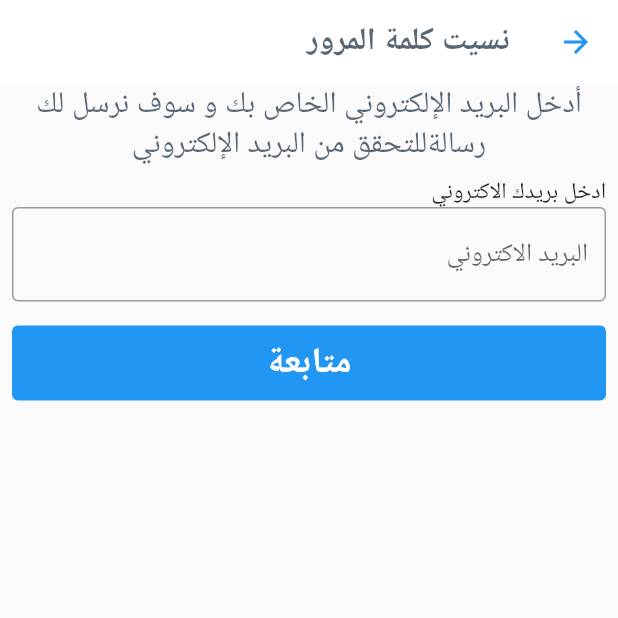
After one commit to AdhamNour/Tamyuz, a Flutter app: the AuthenticationScreen screen opened by its route, after a tap on "نسيت كلمة المرور؟", on a phone screen of 412 x 824 dp, the top half of it. The commit adds this screen. Run offline on Flutter 3.47's test engine with Material 2 defaults, Android fonts, the phone set to English and light mode, and no system bars; our stand-ins replace font_awesome_flutter.

Commit message:
add forgot password screen

```diff
--- a/lib/Authentication/Authentication.dart
+++ b/lib/Authentication/Authentication.dart
@@ -2,6 +2,7 @@
 
 import 'package:flutter/material.dart';
 import 'package:font_awesome_flutter/font_awesome_flutter.dart';
+import 'package:tamuz_application/Authentication/ForgotPasswordScreen.dart';
 import 'package:tamuz_application/shared/Components/Button.dart';
 import 'package:tamuz_application/shared/Components/FormField.dart';
 import 'package:tamuz_application/shared/Components/Splitter.dart';
@@ -57,11 +58,15 @@ class AuthenticationScreen extends StatelessWidget {
                       Padding(
                         padding: const EdgeInsets.all(8.0),
                         child: Row(
-                          children: const [
-                            Text(
-                              'نسيت كلمة المرور؟',
-                              style:
-                                  TextStyle(color: Colors.blue, fontSize: 20),
+                          children:  [
+                            GestureDetector(
+                              child: const Text(
+                                'نسيت كلمة المرور؟',
+                                style:
+                                    TextStyle(color: Colors.blue, fontSize: 20),
+                              ),onTap: (){
+                                Navigator.of(context).pushNamed(ForgotPasswordScreen.routeName);
+                              },
                             )
                           ],
                           mainAxisAlignment: MainAxisAlignment.end,
--- /dev/null
+++ b/lib/Authentication/ForgotPasswordScreen.dart
@@ -0,0 +1,45 @@
+// ignore_for_file: file_names
+
+import 'package:flutter/material.dart';
+import 'package:tamuz_application/shared/Components/Button.dart';
+import 'package:tamuz_application/shared/Components/FormField.dart';
+
+class ForgotPasswordScreen extends StatelessWidget {
+  const ForgotPasswordScreen({Key? key}) : super(key: key);
+  static const routeName = "/ForgotPassword";
+
+  @override
+  Widget build(BuildContext context) {
+    return Scaffold(
+      appBar: AppBar(
+        title: const Text(
+          'نسيت كلمة المرور',
+          style: TextStyle(color: Color.fromARGB(200, 44, 62, 80)),
+        ),
+        iconTheme: const IconThemeData(color: Colors.blue),
+        elevation: 0,
+      ),
+      body: Column(
+        children: [
+          const Text(
+            'أدخل البريد الإلكتروني الخاص بك و سوف نرسل لك رسالةللتحقق من البريد الإلكتروني',
+            style:
+                TextStyle(color: Color.fromARGB(200, 44, 62, 80), fontSize: 20),
+            textAlign: TextAlign.center,
+          ),
+          const Form(
+            child: FormInputField(
+              label: 'ادخل بريدك الاكتروني',
+              placeholder: 'البريد الاكتروني',
+            ),
+          ),
+          Button(
+              text: 'متابعة',
+              onPress: () {},
+              secondayColor: Colors.white,
+              primaryColor: Colors.blue),
+        ],
+      ),
+    );
+  }
+}
--- a/lib/main.dart
+++ b/lib/main.dart
@@ -1,6 +1,7 @@
 import 'package:flutter/material.dart';
 import 'package:flutter_localizations/flutter_localizations.dart';
 import 'package:tamuz_application/Authentication/Authentication.dart';
+import 'package:tamuz_application/Authentication/ForgotPasswordScreen.dart';
 import 'package:tamuz_application/Welcome/WelcomeScreen.dart';
 
 void main() {
@@ -29,12 +30,13 @@ class MyApp extends StatelessWidget {
               700: Color(0xFFFFFFFF),
               800: Color(0xFFFFFFFF),
               900: Color(0xFFFFFFFF),
-            },//FIXME: change this to be a variable
+            }, //FIXME: change this to be a variable
           ),
         ),
         home: const WelcomeScreen(),
         routes: {
-          AuthenticationScreen.routeName: (ctx) => const AuthenticationScreen()
+          AuthenticationScreen.routeName: (ctx) => const AuthenticationScreen(),
+          ForgotPasswordScreen.routeName: (ctx) => const ForgotPasswordScreen()
         },
         localizationsDelegates: const [
           GlobalCupertinoLocalizations.delegate,
```
